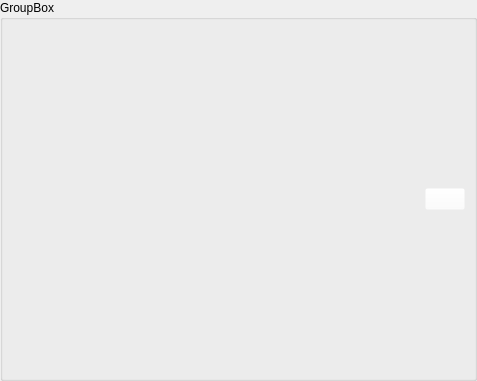
OpenFairWind/fairwindplusplus, file apps/settings/browser/UIArray.ui: the form before one commit.
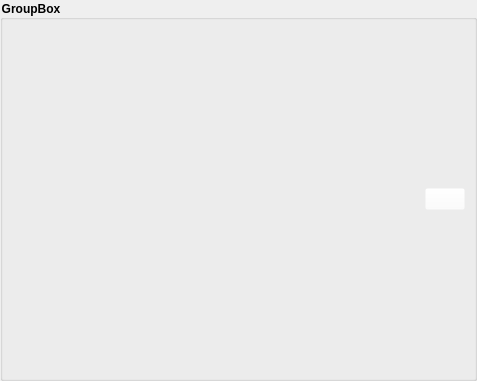
The form after the commit. Icons and pictures are not drawn.

Commit message: New setting icon and UI fix

Diff of the .ui file:
```diff
--- a/apps/settings/browser/UIArray.ui
+++ b/apps/settings/browser/UIArray.ui
@@ -28,6 +28,15 @@
    </property>
    <item row="0" column="0">
     <widget class="QGroupBox" name="groupBox">
+     <property name="font">
+      <font>
+       <weight>75</weight>
+       <bold>true</bold>
+      </font>
+     </property>
+     <property name="styleSheet">
+      <string notr="true">background-color: rgba(255, 255, 255, 0);</string>
+     </property>
      <property name="title">
       <string>GroupBox</string>
      </property>
```
The commit also changes 4 other files.
